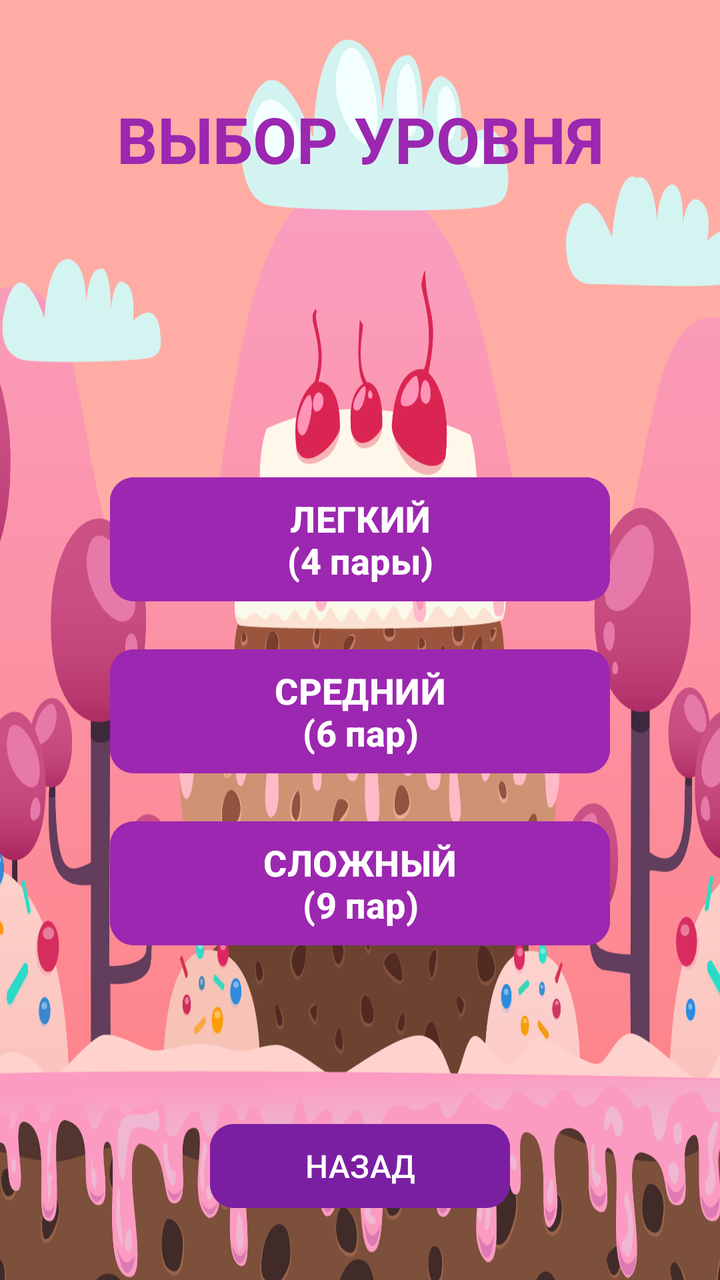
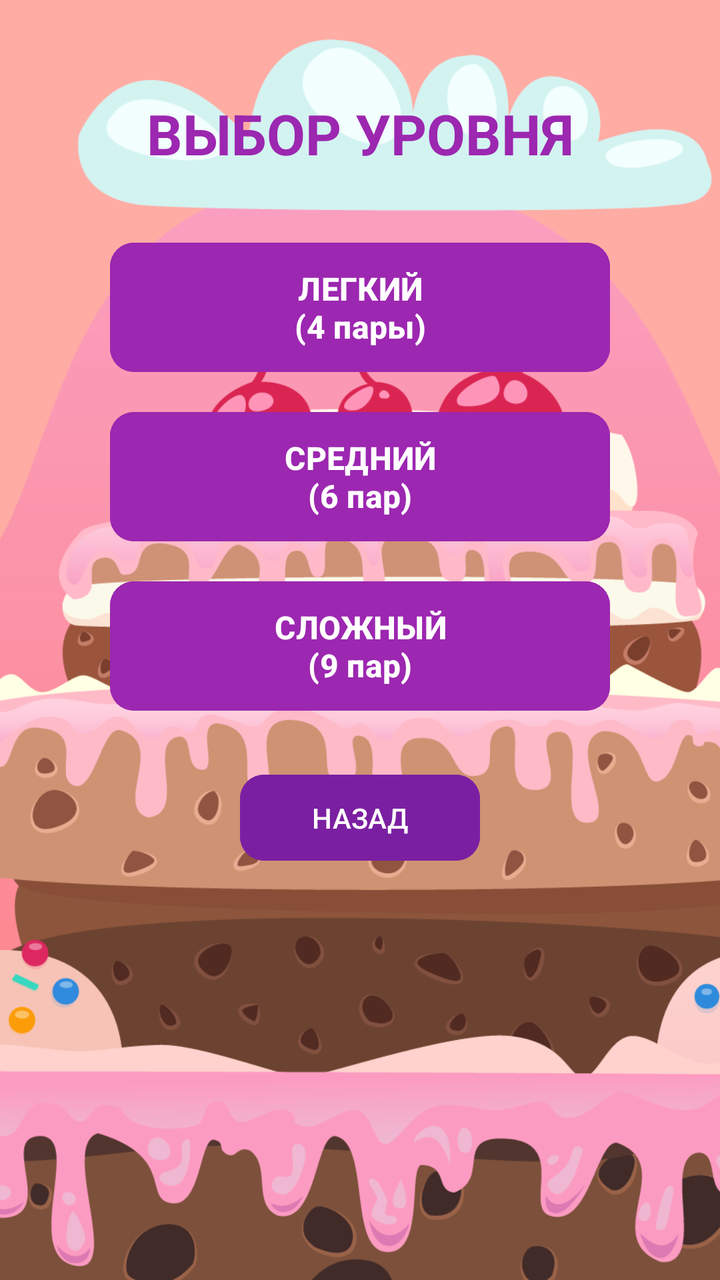

Before-and-after screenshots of an Android layout around one commit, followed by the original layout XML and the change that was made.
<!-- AndroidManifest.xml: application theme Theme.MemoryGame -->
<!-- res/layout/activity_level_select.xml -->
<?xml version="1.0" encoding="utf-8"?>
<androidx.constraintlayout.widget.ConstraintLayout 
    xmlns:android="http://schemas.android.com/apk/res/android"
    xmlns:app="http://schemas.android.com/apk/res-auto"
    android:layout_width="match_parent"
    android:layout_height="match_parent"
    android:background="@drawable/background1">

    
    <TextView
        android:id="@+id/tvTitle"
        android:layout_width="wrap_content"
        android:layout_height="wrap_content"
        android:layout_marginTop="48dp"
        android:text="ВЫБОР УРОВНЯ"
        android:textColor="#9C27B0"
        android:textSize="32sp"
        android:textStyle="bold"
        app:layout_constraintEnd_toEndOf="parent"
        app:layout_constraintStart_toStartOf="parent"
        app:layout_constraintTop_toTopOf="parent" />

    
    <Button
        android:id="@+id/btnEasy"
        android:layout_width="250dp"
        android:layout_height="70dp"
        android:backgroundTint="#9C27B0"
        android:text="ЛЕГКИЙ\n(4 пары)"
        android:textColor="#FFFFFF"
        android:textSize="18sp"
        android:textStyle="bold"
        app:cornerRadius="12dp"
        app:layout_constraintBottom_toBottomOf="parent"
        app:layout_constraintEnd_toEndOf="parent"
        app:layout_constraintStart_toStartOf="parent"
        app:layout_constraintTop_toBottomOf="@id/tvTitle"
        app:layout_constraintVertical_bias="0.3" />

    
    <Button
        android:id="@+id/btnMedium"
        android:layout_width="250dp"
        android:layout_height="70dp"
        android:layout_marginTop="16dp"
        android:backgroundTint="#9C27B0"
        android:text="СРЕДНИЙ\n(6 пар)"
        android:textColor="#FFFFFF"
        android:textSize="18sp"
        android:textStyle="bold"
        app:cornerRadius="12dp"
        app:layout_constraintEnd_toEndOf="parent"
        app:layout_constraintStart_toStartOf="parent"
        app:layout_constraintTop_toBottomOf="@id/btnEasy" />

    
    <Button
        android:id="@+id/btnHard"
        android:layout_width="250dp"
        android:layout_height="70dp"
        android:layout_marginTop="16dp"
        android:backgroundTint="#9C27B0"
        android:text="СЛОЖНЫЙ\n(9 пар)"
        android:textColor="#FFFFFF"
        android:textSize="18sp"
        android:textStyle="bold"
        app:cornerRadius="12dp"
        app:layout_constraintEnd_toEndOf="parent"
        app:layout_constraintStart_toStartOf="parent"
        app:layout_constraintTop_toBottomOf="@id/btnMedium" />

    
    <Button
        android:id="@+id/btnBack"
        android:layout_width="150dp"
        android:layout_height="50dp"
        android:layout_marginBottom="32dp"
        android:backgroundTint="#7B1FA2"
        android:text="НАЗАД"
        android:textColor="#FFFFFF"
        android:textSize="16sp"
        app:cornerRadius="12dp"
        app:layout_constraintBottom_toBottomOf="parent"
        app:layout_constraintEnd_toEndOf="parent"
        app:layout_constraintStart_toStartOf="parent" />

</androidx.constraintlayout.widget.ConstraintLayout>
<!-- resources referenced by this layout -->
<resources>
  <!-- drawable background1: png bitmap (drawable, 296258 bytes) -->
  <style name="Theme.MemoryGame" parent="Base.Theme.MemoryGame" />
  <style name="Base.Theme.MemoryGame" parent="Theme.Material3.DayNight.NoActionBar">
          
          
      </style>
</resources>

<!-- the commit's change to res/layout/activity_level_select.xml (unified diff, before → after) -->
@@ -1,87 +1,128 @@
 <?xml version="1.0" encoding="utf-8"?>
-<androidx.constraintlayout.widget.ConstraintLayout 
+<FrameLayout 
     xmlns:android="http://schemas.android.com/apk/res/android"
     xmlns:app="http://schemas.android.com/apk/res-auto"
     android:layout_width="match_parent"
-    android:layout_height="match_parent"
-    android:background="@drawable/background1">
+    android:layout_height="match_parent">
 
     
-    <TextView
-        android:id="@+id/tvTitle"
-        android:layout_width="wrap_content"
-        android:layout_height="wrap_content"
-        android:layout_marginTop="48dp"
-        android:text="ВЫБОР УРОВНЯ"
-        android:textColor="#9C27B0"
-        android:textSize="32sp"
-        android:textStyle="bold"
-        app:layout_constraintEnd_toEndOf="parent"
-        app:layout_constraintStart_toStartOf="parent"
-        app:layout_constraintTop_toTopOf="parent" />
+    <ImageView
+        android:layout_width="match_parent"
+        android:layout_height="match_parent"
+        android:src="@drawable/background1"
+        android:scaleType="centerCrop"
+        android:contentDescription="Background" />
 
     
-    <Button
-        android:id="@+id/btnEasy"
-        android:layout_width="250dp"
-        android:layout_height="70dp"
-        android:backgroundTint="#9C27B0"
-        android:text="ЛЕГКИЙ\n(4 пары)"
-        android:textColor="#FFFFFF"
-        android:textSize="18sp"
-        android:textStyle="bold"
-        app:cornerRadius="12dp"
-        app:layout_constraintBottom_toBottomOf="parent"
-        app:layout_constraintEnd_toEndOf="parent"
-        app:layout_constraintStart_toStartOf="parent"
-        app:layout_constraintTop_toBottomOf="@id/tvTitle"
-        app:layout_constraintVertical_bias="0.3" />
+    <ScrollView
+        android:layout_width="match_parent"
+        android:layout_height="match_parent"
+        android:fillViewport="true">
 
-    
-    <Button
-        android:id="@+id/btnMedium"
-        android:layout_width="250dp"
-        android:layout_height="70dp"
-        android:layout_marginTop="16dp"
-        android:backgroundTint="#9C27B0"
-        android:text="СРЕДНИЙ\n(6 пар)"
-        android:textColor="#FFFFFF"
-        android:textSize="18sp"
-        android:textStyle="bold"
-        app:cornerRadius="12dp"
-        app:layout_constraintEnd_toEndOf="parent"
-        app:layout_constraintStart_toStartOf="parent"
-        app:layout_constraintTop_toBottomOf="@id/btnEasy" />
+        <androidx.constraintlayout.widget.ConstraintLayout
+            android:layout_width="match_parent"
+            android:layout_height="wrap_content"
+            android:paddingTop="24dp"
+            android:paddingBottom="24dp">
 
-    
-    <Button
-        android:id="@+id/btnHard"
-        android:layout_width="250dp"
-        android:layout_height="70dp"
-        android:layout_marginTop="16dp"
-        android:backgroundTint="#9C27B0"
-        android:text="СЛОЖНЫЙ\n(9 пар)"
-        android:textColor="#FFFFFF"
-        android:textSize="18sp"
-        android:textStyle="bold"
-        app:cornerRadius="12dp"
-        app:layout_constraintEnd_toEndOf="parent"
-        app:layout_constraintStart_toStartOf="parent"
-        app:layout_constraintTop_toBottomOf="@id/btnMedium" />
+            
+            <TextView
+                android:id="@+id/tvTitle"
+                android:layout_width="0dp"
+                android:layout_height="wrap_content"
+                android:layout_marginStart="24dp"
+                android:layout_marginEnd="24dp"
+                android:layout_marginTop="24dp"
+                android:text="ВЫБОР УРОВНЯ"
+                android:textAlignment="center"
+                android:textColor="#9C27B0"
+                android:textSize="28sp"
+                android:textStyle="bold"
+                app:layout_constraintEnd_toEndOf="parent"
+                app:layout_constraintStart_toStartOf="parent"
+                app:layout_constraintTop_toTopOf="parent" />
 
-    
-    <Button
-        android:id="@+id/btnBack"
-        android:layout_width="150dp"
-        android:layout_height="50dp"
-        android:layout_marginBottom="32dp"
-        android:backgroundTint="#7B1FA2"
-        android:text="НАЗАД"
-        android:textColor="#FFFFFF"
-        android:textSize="16sp"
-        app:cornerRadius="12dp"
-        app:layout_constraintBottom_toBottomOf="parent"
-        app:layout_constraintEnd_toEndOf="parent"
-        app:layout_constraintStart_toStartOf="parent" />
+            
+            <Button
+                android:id="@+id/btnEasy"
+                android:layout_width="0dp"
+                android:layout_height="wrap_content"
+                android:layout_marginStart="48dp"
+                android:layout_marginEnd="48dp"
+                android:layout_marginTop="32dp"
+                android:minHeight="60dp"
+                android:paddingVertical="12dp"
+                android:backgroundTint="#9C27B0"
+                android:text="ЛЕГКИЙ\n(4 пары)"
+                android:textColor="#FFFFFF"
+                android:textSize="16sp"
+                android:textStyle="bold"
+                app:cornerRadius="12dp"
+                app:layout_constraintEnd_toEndOf="parent"
+                app:layout_constraintStart_toStartOf="parent"
+                app:layout_constraintTop_toBottomOf="@id/tvTitle"
+                app:layout_constraintWidth_max="250dp" />
 
-</androidx.constraintlayout.widget.ConstraintLayout>
+            
+            <Button
+                android:id="@+id/btnMedium"
+                android:layout_width="0dp"
+                android:layout_height="wrap_content"
+                android:layout_marginStart="48dp"
+                android:layout_marginEnd="48dp"
+                android:layout_marginTop="12dp"
+                android:minHeight="60dp"
+                android:paddingVertical="12dp"
+                android:backgroundTint="#9C27B0"
+                android:text="СРЕДНИЙ\n(6 пар)"
+                android:textColor="#FFFFFF"
+                android:textSize="16sp"
+                android:textStyle="bold"
+                app:cornerRadius="12dp"
+                app:layout_constraintEnd_toEndOf="parent"
+                app:layout_constraintStart_toStartOf="parent"
+                app:layout_constraintTop_toBottomOf="@id/btnEasy"
+                app:layout_constraintWidth_max="250dp" />
+
+            
+            <Button
+                android:id="@+id/btnHard"
+                android:layout_width="0dp"
+                android:layout_height="wrap_content"
+                android:layout_marginStart="48dp"
+                android:layout_marginEnd="48dp"
+                android:layout_marginTop="12dp"
+                android:minHeight="60dp"
+                android:paddingVertical="12dp"
+                android:backgroundTint="#9C27B0"
+                android:text="СЛОЖНЫЙ\n(9 пар)"
+                android:textColor="#FFFFFF"
+                android:textSize="16sp"
+                android:textStyle="bold"
+                app:cornerRadius="12dp"
+                app:layout_constraintEnd_toEndOf="parent"
+                app:layout_constraintStart_toStartOf="parent"
+                app:layout_constraintTop_toBottomOf="@id/btnMedium"
+                app:layout_constraintWidth_max="250dp" />
+
+            
+            <Button
+                android:id="@+id/btnBack"
+                android:layout_width="wrap_content"
+                android:layout_height="wrap_content"
+                android:layout_marginTop="24dp"
+                android:minWidth="120dp"
+                android:paddingHorizontal="32dp"
+                android:paddingVertical="12dp"
+                android:backgroundTint="#7B1FA2"
+                android:text="НАЗАД"
+                android:textColor="#FFFFFF"
+                android:textSize="14sp"
+                app:cornerRadius="12dp"
+                app:layout_constraintEnd_toEndOf="parent"
+                app:layout_constraintStart_toStartOf="parent"
+                app:layout_constraintTop_toBottomOf="@id/btnHard" />
+
+        </androidx.constraintlayout.widget.ConstraintLayout>
+    </ScrollView>
+</FrameLayout>
